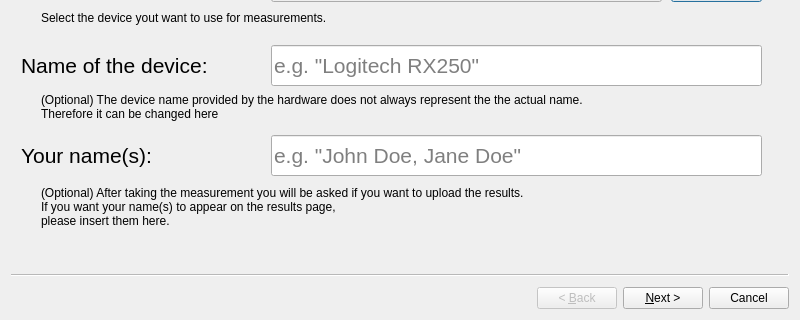
First picture: the form in gui/latency_gui.ui, repository PDA-UR/LagBox, before the edit; both pictures show x 0 to 800 and y 280 to 600 of the 800 by 600 pixel window.
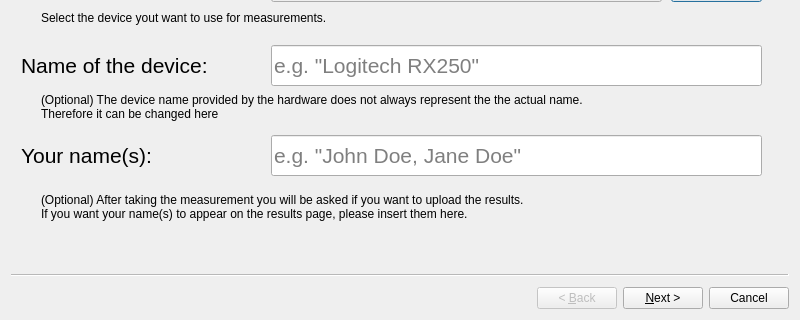
Second picture: the form after the edit.

Commit message:
Add UI for running measurement
Created a UI consisting of a progressbar, and two labels displaying the current progress and the last measured time

```diff
--- a/gui/latency_gui.ui
+++ b/gui/latency_gui.ui
@@ -269,8 +269,7 @@
     </property>
     <property name="text">
      <string>(Optional) After taking the measurement you will be asked if you want to upload the results. 
-If you want your name(s) to appear on the results page, 
-please insert them here.</string>
+If you want your name(s) to appear on the results page, please insert them here.</string>
     </property>
    </widget>
   </widget>
```
Left out of the diff: 83 changed lines with no effect on the pictures.
